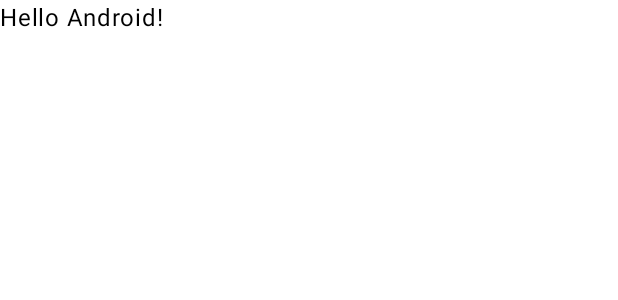
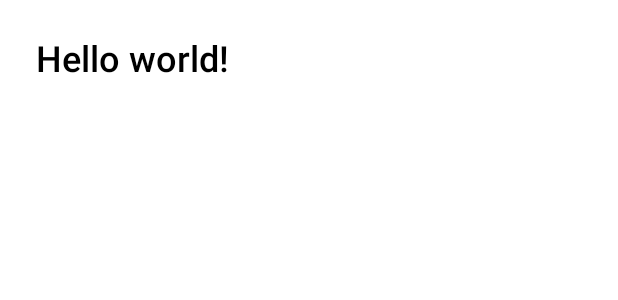
Before and after one commit to DCRobledo/Frontend-Mobile, an Android app built with Jetpack Compose: the @Preview function GreetingPreview, on a phone screen of 412 x 824 dp. Shown: the top 300 px of the screen. Run offline under Robolectric (Android 15) with nearby library versions, the phone set to English and light mode, and no system bars.

Commit message:
Implemented basic text composable

```diff
--- a/01_SimpleText/app/src/main/java/com/example/simpletext/MainActivity.kt
+++ b/01_SimpleText/app/src/main/java/com/example/simpletext/MainActivity.kt
@@ -4,44 +4,51 @@ import android.os.Bundle
 import androidx.activity.ComponentActivity
 import androidx.activity.compose.setContent
 import androidx.activity.enableEdgeToEdge
-import androidx.compose.foundation.layout.fillMaxSize
+import androidx.compose.foundation.clickable
+import androidx.compose.foundation.layout.height
 import androidx.compose.foundation.layout.padding
-import androidx.compose.material3.Scaffold
+import androidx.compose.foundation.layout.width
+import androidx.compose.material3.MaterialTheme
 import androidx.compose.material3.Text
 import androidx.compose.runtime.Composable
 import androidx.compose.ui.Modifier
+import androidx.compose.ui.text.font.FontWeight
 import androidx.compose.ui.tooling.preview.Preview
-import com.example.simpletext.ui.theme.SimpleTextTheme
+import androidx.compose.ui.unit.dp
 
 class MainActivity : ComponentActivity() {
+
     override fun onCreate(savedInstanceState: Bundle?) {
         super.onCreate(savedInstanceState)
         enableEdgeToEdge()
         setContent {
-            SimpleTextTheme {
-                Scaffold(modifier = Modifier.fillMaxSize()) { innerPadding ->
-                    Greeting(
-                        name = "Android",
-                        modifier = Modifier.padding(innerPadding)
-                    )
-                }
-            }
+            MainActivityContent()
         }
     }
 }
 
 @Composable
-fun Greeting(name: String, modifier: Modifier = Modifier) {
+fun MainActivityContent() {
+    GreetingText("world")
+}
+
+@Composable
+fun GreetingText(name: String) {
     Text(
         text = "Hello $name!",
-        modifier = modifier
+        modifier = Modifier
+            .clickable(onClick = {})
+            .padding(all = 24.dp)
+            .height(240.dp)
+            .width(200.dp),
+        style = MaterialTheme.typography.headlineSmall,
+        fontWeight = FontWeight.SemiBold
+
     )
 }
 
 @Preview(showBackground = true)
 @Composable
 fun GreetingPreview() {
-    SimpleTextTheme {
-        Greeting("Android")
-    }
+    MainActivityContent()
 }
```
